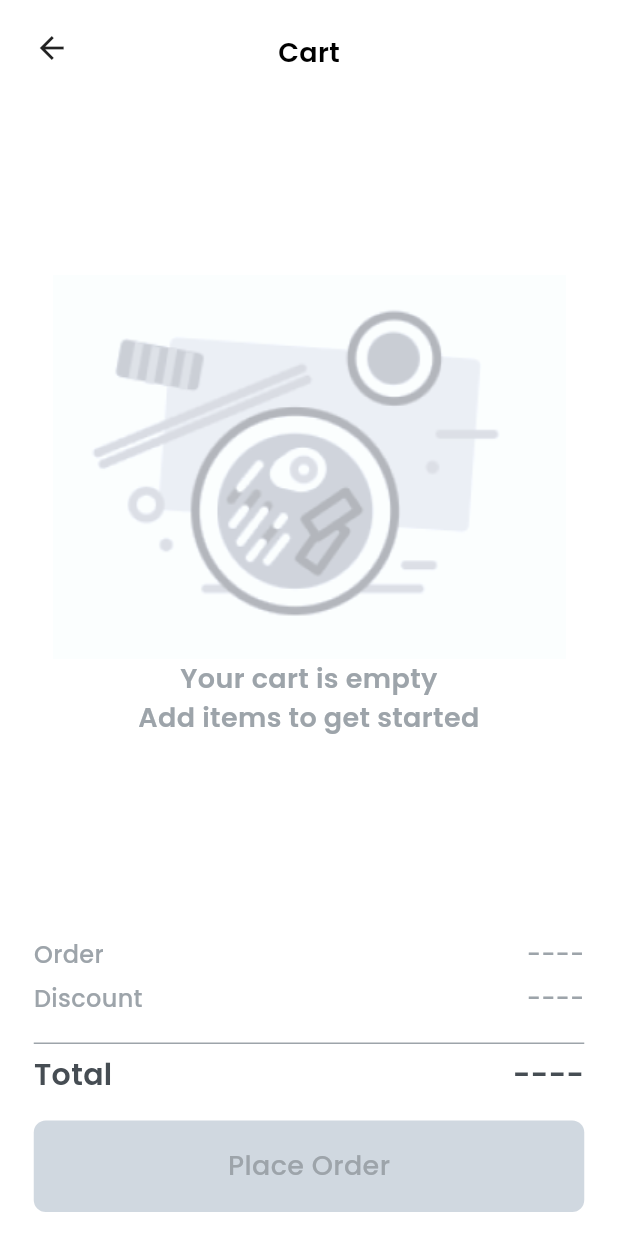
After one commit to AbdelilahMeddahi/sooshiz, a Flutter app: the screen it shows after launch, after a tap on the "date range" icon, on a phone screen of 412 x 824 dp. The commit adds this screen. Run offline on Flutter 3.47's test engine with Material 3 defaults, Android fonts, the phone set to English and light mode, and no system bars; our stand-ins replace fluttericon, smooth_page_indicator.

Commit message:
latest screens (item, order_detail)

```diff
--- /dev/null
+++ b/lib/components/buttons/main_button.dart
@@ -0,0 +1,39 @@
+import 'package:flutter/material.dart';
+
+import '../../utils/constants.dart';
+
+class MainButton extends StatefulWidget {
+  final String text;
+  final Color textColor, backgroundColor;
+  final VoidCallback onTap;
+  const MainButton({super.key, required this.text, required this.textColor, required this.backgroundColor, required this.onTap});
+
+  @override
+  State<MainButton> createState() => _MainButtonState();
+}
+
+class _MainButtonState extends State<MainButton> {
+  @override
+  Widget build(BuildContext context) {
+    return GestureDetector(
+      onTap: widget.onTap,
+      child: Container(
+        height: 61,
+        decoration: BoxDecoration(
+          color: widget.backgroundColor,
+          borderRadius: BorderRadius.circular(8),
+        ),
+        child: Center(
+          child: Text(
+            widget.text,
+            style: TextStyle(
+              fontSize: 18,
+              fontWeight: FontWeight.w500,
+              color: widget.textColor,
+            ),
+          ),
+        ),
+      ),
+    );
+  }
+}
--- a/lib/main.dart
+++ b/lib/main.dart
@@ -16,7 +16,7 @@ class MyApp extends StatelessWidget {
     SystemChrome.setSystemUIOverlayStyle(const SystemUiOverlayStyle(statusBarColor: Colors.transparent));
     return MaterialApp(
       debugShowCheckedModeBanner: false,
-      title: 'Flutter Demo',
+      title: 'Sooshiz',
       theme: ThemeData(
         primarySwatch: Colors.blue,
         fontFamily: 'Poppins'
--- /dev/null
+++ b/lib/screens/cart/cart_screen.dart
@@ -0,0 +1,128 @@
+import 'package:flutter/cupertino.dart';
+import 'package:flutter/material.dart';
+import 'package:flutter/widgets.dart';
+import 'package:sooshiz/components/buttons/main_button.dart';
+import 'package:sooshiz/utils/styles.dart';
+
+import '../../utils/constants.dart';
+
+class CartScreen extends StatefulWidget {
+  const CartScreen({super.key});
+
+  @override
+  State<CartScreen> createState() => _CartScreenState();
+}
+
+class _CartScreenState extends State<CartScreen> {
+  @override
+  Widget build(BuildContext context) {
+    return Scaffold(
+      backgroundColor: Colors.white,
+      body: SafeArea(
+        child: Padding(
+          padding: const EdgeInsets.only(left: 22.5, right: 22.5, top: 20),
+          child: Column(
+            mainAxisAlignment: MainAxisAlignment.spaceBetween,
+            children: [
+              SizedBox(
+                height: 30,
+                child: Stack(
+                  children: [
+                    InkWell(
+                      child: Icon(Icons.arrow_back),
+                      onTap: () {
+                        Navigator.pop(context);
+                      },
+                    ),
+                    Center(
+                      child: Text(
+                        "Cart",
+                        style: TextStyles.heading3Style,
+                      ),
+                    ),
+                  ],
+                ),
+              ),
+              SizedBox(
+                child: (Column(
+                  children: [
+                    Image.asset("assets/images/empty_cart.png"),
+                    Text(
+                      "Your cart is empty\nAdd items to get started",
+                      textAlign: TextAlign.center,
+                      style: TextStyle(fontSize: 18,
+                        fontWeight: FontWeight.w600,
+                        fontFamily: "Poppins",
+                        color: Gray300,),
+                    ),
+                  ],
+                )),
+              ),
+              SizedBox(
+                child: Column(
+                  children: [
+                    Row(
+                      children: [
+                        Text(
+                          ("Order"),
+                          style: TextStyles.paragraph1Style,
+                        ),
+                        Text(
+                          "----",
+                          style: TextStyles.paragraph1Style,
+                        ),
+                      ],
+                      mainAxisAlignment: MainAxisAlignment.spaceBetween,
+                    ),
+                    SizedBox(
+                      height: 6,
+                    ),
+                    Row(
+                      children: [
+                        Text(
+                          ("Discount"),
+                          style: TextStyles.paragraph1Style,
+                        ),
+                        Text(
+                          "----",
+                          style: TextStyles.paragraph1Style,
+                        ),
+                      ],
+                      mainAxisAlignment: MainAxisAlignment.spaceBetween,
+                    ),
+                    SizedBox(
+                      height: 18,
+                    ),
+                    Container(
+                      height: 1,
+                      color: Gray300,
+                    ),
+                    SizedBox(
+                      height: 6,
+                    ),
+                    Row(
+                      children: [
+                        Text(
+                          ("Total"),
+                          style: TextStyles.totalStyle,
+                        ),
+                        Text(
+                          "----",
+                          style: TextStyles.totalStyle,
+                        ),
+                      ],
+                      mainAxisAlignment: MainAxisAlignment.spaceBetween,
+                    ),
+                    SizedBox(height: 16,),
+                    MainButton(text: "Place Order", textColor: Gray300, backgroundColor: Gray200, onTap: (){}),
+                    SizedBox(height: 16,),
+                  ],
+                ),
+              ),
+            ],
+          ),
+        ),
+      ),
+    );
+  }
+}
--- a/lib/screens/navigation/home_screen/home_screen.dart
+++ b/lib/screens/navigation/home_screen/home_screen.dart
@@ -5,6 +5,8 @@ import 'package:sooshiz/components/picked_for_you_widget.dart';
 import 'package:sooshiz/model/meal.dart';
 import 'package:sooshiz/utils/constants.dart';
 import 'package:sooshiz/model/picked_for_you.dart';
+
+import '../../cart/cart_screen.dart';
 
 class HomeScreen extends StatefulWidget {
   const HomeScreen({Key? key}) : super(key: key);
@@ -29,7 +31,7 @@ class _HomeScreenState extends State<HomeScreen> {
               pinned: true,
               snap: true,
               title: Padding(
-                padding: const EdgeInsets.only(left: 16.0,right: 16.0,top: 4),
+                padding: const EdgeInsets.only(left: 16.0, right: 16.0, top: 4),
                 child: SizedBox(
                   height: 48,
                   child: Row(
@@ -73,7 +75,15 @@ class _HomeScreenState extends State<HomeScreen> {
                         decoration: BoxDecoration(
                             borderRadius: BorderRadius.circular(8),
                             color: Gray100),
-                        child: const Icon(Icons.date_range),
+                        child: InkWell(
+                          onTap: () {
+                            Navigator.push(
+                                context,
+                                MaterialPageRoute(
+                                    builder: (context) => CartScreen()));
+                          },
+                          child: Icon(Icons.date_range),
+                        ),
                       )
                     ],
                   ),
@@ -184,7 +194,7 @@ class _HomeScreenState extends State<HomeScreen> {
                           itemBuilder: (context, index) {
                             return Container(
                               margin: EdgeInsets.only(
-                                right: index == dishesList.length-1 ? 0 : 27,
+                                right: index == dishesList.length - 1 ? 0 : 27,
                               ),
                               child: PickedForYou(
                                 priceNow: dishesList[index].priceNow,
--- a/lib/screens/navigation/navigation.dart
+++ b/lib/screens/navigation/navigation.dart
@@ -9,6 +9,7 @@ class Navigation extends StatefulWidget {
 
   @override
   State<Navigation> createState() => _NavigationState();
+
 }
 
 class _NavigationState extends State<Navigation> {
@@ -41,7 +42,6 @@ class _NavigationState extends State<Navigation> {
         backgroundColor: Colors.white,
         elevation: 8,
         iconSize: 24,
-
         currentIndex: currentIndex,
         items: const [
           BottomNavigationBarItem(
--- a/lib/utils/styles.dart
+++ b/lib/utils/styles.dart
@@ -16,6 +16,7 @@ class TextStyles {
       fontFamily: "Poppins",
       color: Colors.black
   );
+
   static TextStyle heading3Style = const TextStyle(
       fontSize: 18,
       fontWeight: FontWeight.w600,
@@ -33,9 +34,33 @@ class TextStyles {
     fontFamily: "Poppins",
     color: Gray300,
   );
+  static TextStyle paragraph1Style400 =  TextStyle(
+    fontSize: 16,
+    fontWeight: FontWeight.w500,
+    fontFamily: "Poppins",
+    color: Gray400,
+  );
   static TextStyle paragraph2Style = const TextStyle(
     fontSize: 12,
     fontWeight: FontWeight.w500,
     fontFamily: "Poppins",
   );
+  static TextStyle paragraph2StyleGray = const TextStyle(
+    fontSize: 12,
+    fontWeight: FontWeight.w500,
+    fontFamily: "Poppins",
+    color: Color(0xFF9DA4AA)
+  );
+  static TextStyle totalStyle = const TextStyle(
+    fontSize: 20,
+    fontWeight: FontWeight.w600,
+    fontFamily: "Poppins",
+    color: Color(0xFF464D53),
+  );
+  static TextStyle totalPriceStyle = const TextStyle(
+    fontSize: 20,
+    fontWeight: FontWeight.w600,
+    fontFamily: "Poppins",
+    color: Colors.black,
+  );
 }
--- a/pubspec.yaml
+++ b/pubspec.yaml
@@ -38,6 +38,7 @@ dependencies:
   shared_preferences: ^2.0.15
   fluttericon: ^2.0.0
   carousel_slider: ^4.2.1
+  easy_stepper: ^0.8.4
 
 dev_dependencies:
   flutter_test:
```
Also changed, not shown: lib/components/order/order_widget.dart (+7 -1 lines), lib/screens/navigation/favourites_screen/favourites_screen.dart (+16 -4 lines), lib/screens/navigation/orders_screen/order_detail.dart (added, +299 -0 lines), lib/screens/navigation/orders_screen/orders_screen.dart (+10 -1 lines), lib/screens/navigation/shared/item_screen.dart (+31 -35 lines), assets/images/empty_cart.png (added), pubspec.lock.
